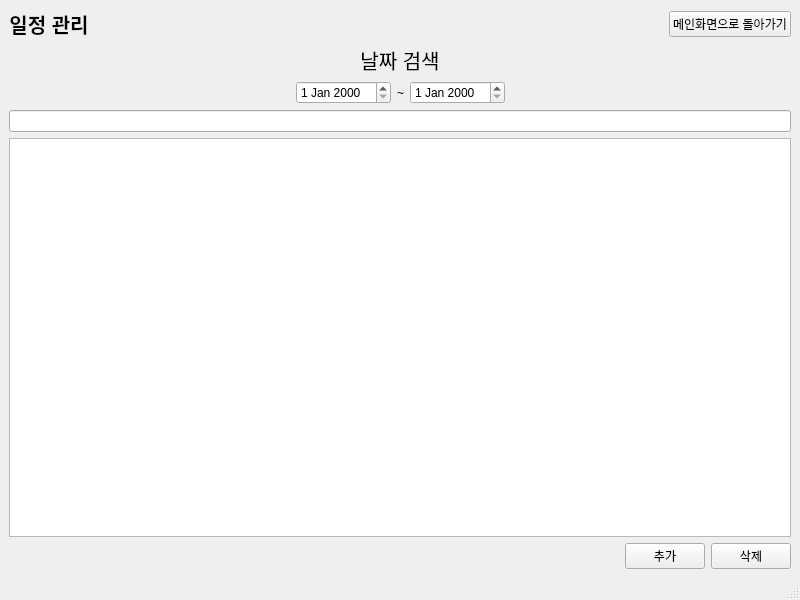
First picture: the form in OOP_Project_Qt/DateListWindow.ui, repository Doho-K/OOP23_1, before the edit.
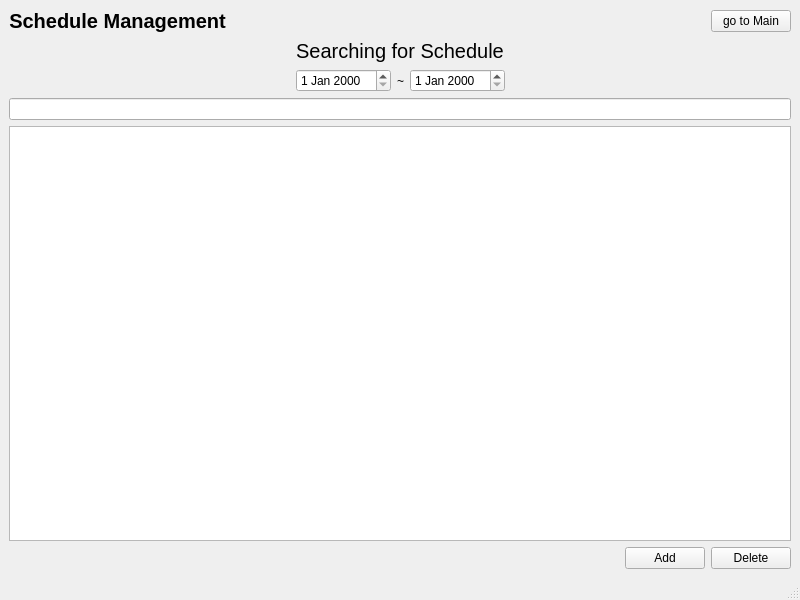
Second picture: the form after the edit.

What changed in the file:
```diff
--- a/OOP_Project_Qt/DateListWindow.ui
+++ b/OOP_Project_Qt/DateListWindow.ui
@@ -26,7 +26,7 @@
          </font>
         </property>
         <property name="text">
-         <string>일정 관리</string>
+         <string>Schedule Management</string>
         </property>
         <property name="alignment">
          <set>Qt::AlignCenter</set>
@@ -49,7 +49,7 @@
       <item>
        <widget class="QPushButton" name="MainButton">
         <property name="text">
-         <string>메인화면으로 돌아가기</string>
+         <string>go to Main</string>
         </property>
        </widget>
       </item>
@@ -65,7 +65,7 @@
          </font>
         </property>
         <property name="text">
-         <string>날짜 검색</string>
+         <string>Searching for Schedule</string>
         </property>
         <property name="alignment">
          <set>Qt::AlignCenter</set>
@@ -141,14 +141,14 @@
       <item>
        <widget class="QPushButton" name="AddButton">
         <property name="text">
-         <string>추가</string>
+         <string>Add</string>
         </property>
        </widget>
       </item>
       <item>
        <widget class="QPushButton" name="DeleteButton">
         <property name="text">
-         <string>삭제</string>
+         <string>Delete</string>
         </property>
        </widget>
       </item>
```
